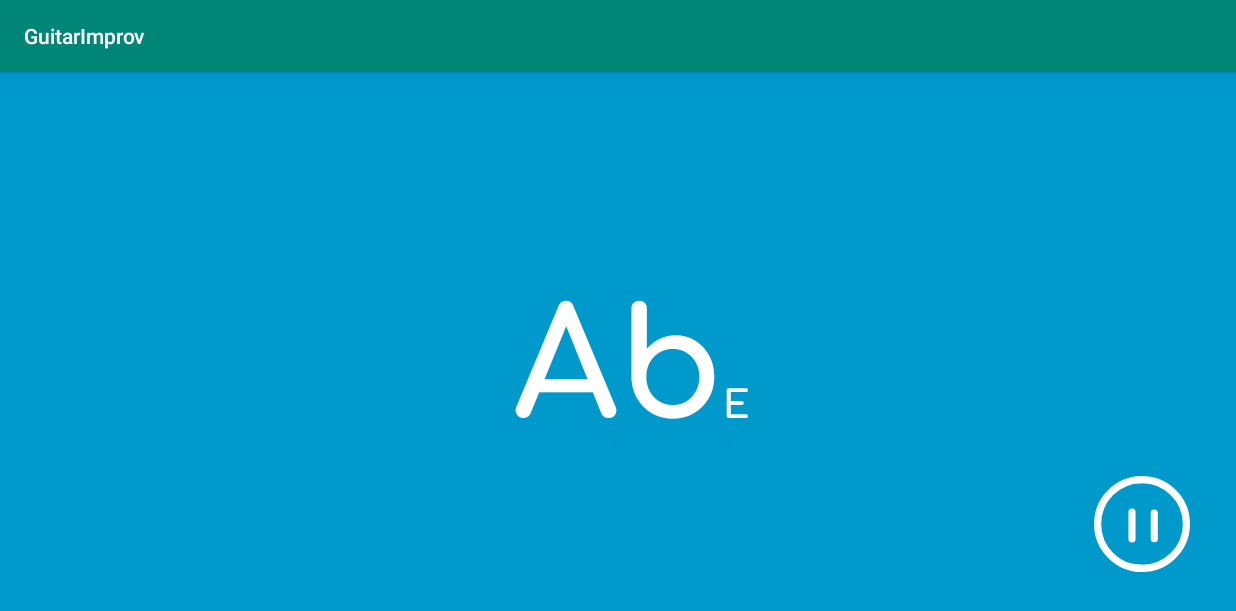
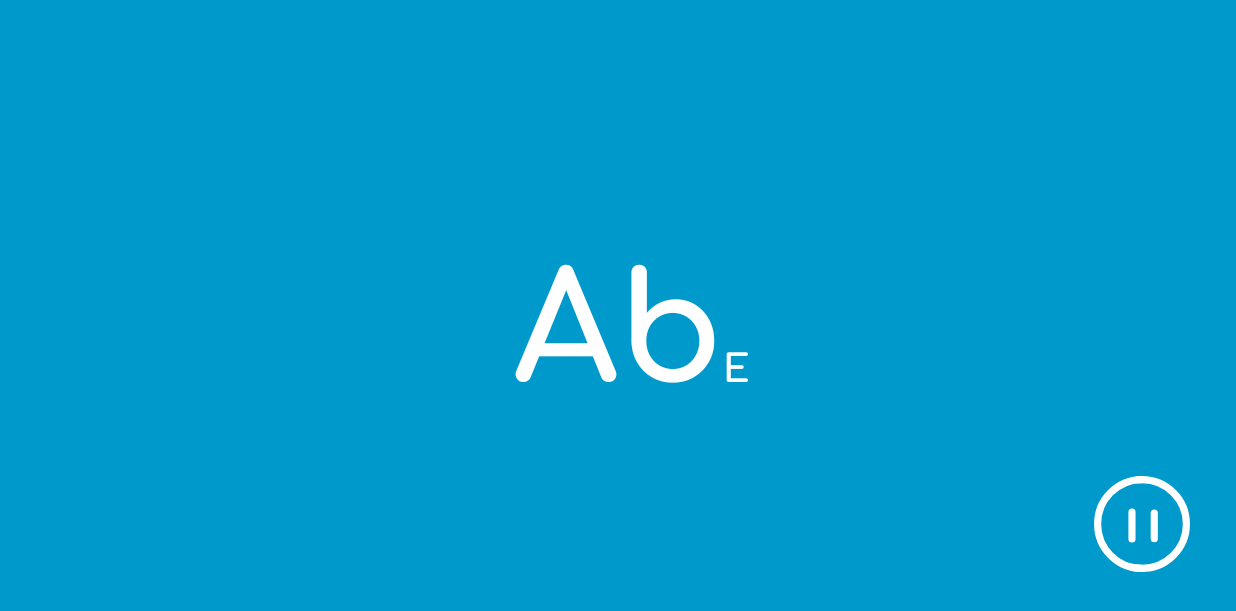
Before and after one commit to beraldofilippo/GuitarImprov, an Android app: the screen it shows after launch (FullscreenActivity), on a phone screen of 824 x 412 dp (held sideways). Shown: the top 611 px of the screen. Run offline under Robolectric (Android 15) with nearby library versions, the phone set to English and light mode, and no system bars.

Commit message:
Improved styles

```diff
--- a/app/src/main/res/values/styles.xml
+++ b/app/src/main/res/values/styles.xml
@@ -1,7 +1,7 @@
 <resources>
 
     <!-- Base application theme. -->
-    <style name="AppTheme" parent="Theme.AppCompat.Light.DarkActionBar">
+    <style name="AppTheme" parent="Theme.AppCompat.Light.NoActionBar">
         <!-- Customize your theme here. -->
         <item name="colorPrimary">@color/colorPrimary</item>
         <item name="colorPrimaryDark">@color/colorPrimaryDark</item>
@@ -9,15 +9,12 @@
     </style>
 
     <style name="FullscreenTheme" parent="AppTheme">
-        <item name="android:actionBarStyle">@style/FullscreenActionBarStyle</item>
-        <item name="android:windowActionBarOverlay">true</item>
         <item name="android:windowBackground">@null</item>
         <item name="metaButtonBarStyle">?android:attr/buttonBarStyle</item>
         <item name="metaButtonBarButtonStyle">?android:attr/buttonBarButtonStyle</item>
-    </style>
 
-    <style name="FullscreenActionBarStyle" parent="Widget.AppCompat.ActionBar">
-        <item name="android:background">@color/black_overlay</item>
+        <item name="android:windowTranslucentStatus">true</item>
+        <item name="android:windowTranslucentNavigation">true</item>
     </style>
 
 </resources>
```
